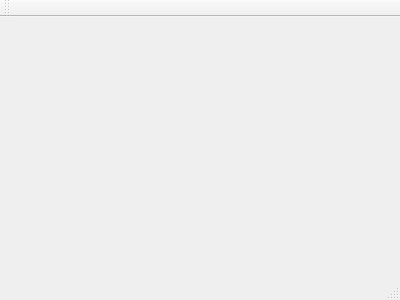
This is mainwindow.ui in 6qat/hello_qt as Qt 5 draws it before an edit. The edited form follows.
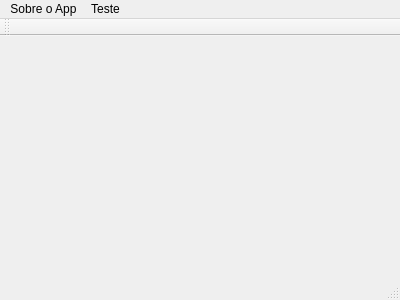
This is the edited form. Icons and pictures are not drawn.

Commit message: Adicionei uma dialog box para testes

What changed in the file:
```diff
--- a/mainwindow.ui
+++ b/mainwindow.ui
@@ -27,6 +27,20 @@
      <height>22</height>
     </rect>
    </property>
+   <widget class="QMenu" name="menuSobre_o_App">
+    <property name="title">
+     <string>Sobre o App</string>
+    </property>
+    <addaction name="actionSobre_o_Qt"/>
+    <addaction name="actionSobre_o_App"/>
+   </widget>
+   <widget class="QMenu" name="menuTeste">
+    <property name="title">
+     <string>Teste</string>
+    </property>
+   </widget>
+   <addaction name="menuSobre_o_App"/>
+   <addaction name="menuTeste"/>
   </widget>
   <widget class="QToolBar" name="mainToolBar">
    <attribute name="toolBarArea">
```
Left out of the diff: 10 changed lines with no effect on the pictures. The commit also changes 8 other files.
